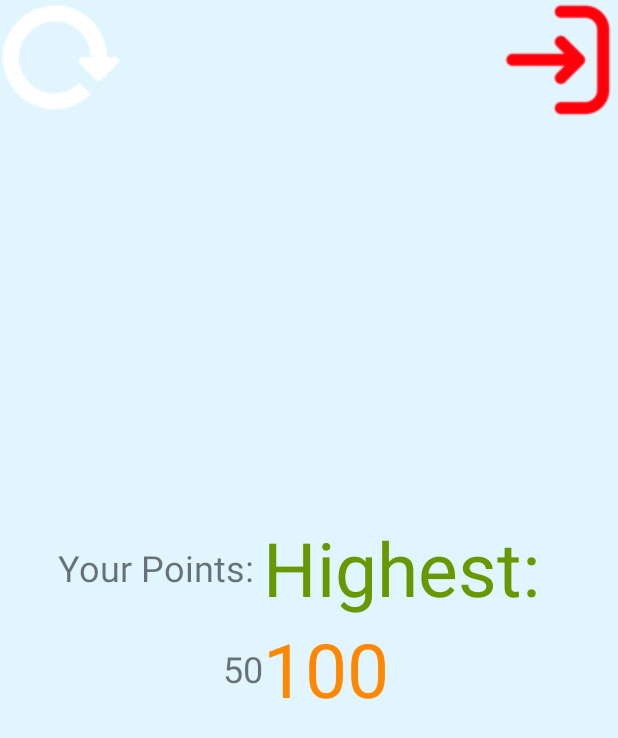
After one commit to sdumencic/forwardToThePast, an Android app: the layout breakout_game_over.xml on its own in the app's theme, with its tools: preview values and no code run, on a phone screen of 412 x 824 dp. The commit adds this screen. Shown: the top 738 px of the screen. Run offline under Robolectric (Android 15) with nearby library versions, the phone set to English and light mode, and no system bars.

Commit message:
Fix #22, Fix #23, Close #38

```diff
--- a/app/src/main/AndroidManifest.xml
+++ b/app/src/main/AndroidManifest.xml
@@ -9,7 +9,8 @@
         android:roundIcon="@mipmap/ic_launcher_round"
         android:supportsRtl="true"
         android:theme="@style/Theme.MyApplication">
-        <activity android:name=".MainActivity">
+        <activity android:name=".MainActivity"
+            android:theme="@style/Theme.AppCompat.Light.NoActionBar.Fullscreen">
             <intent-filter>
                 <action android:name="android.intent.action.MAIN" />
 
--- /dev/null
+++ b/app/src/main/res/layout/breakout_game_over.xml
@@ -0,0 +1,89 @@
+<?xml version="1.0" encoding="utf-8"?>
+<LinearLayout xmlns:android="http://schemas.android.com/apk/res/android"
+    android:layout_width="match_parent"
+    android:layout_height="match_parent"
+    android:background="#E1F5FE"
+    android:orientation="vertical">
+
+    <LinearLayout
+        android:layout_width="match_parent"
+        android:layout_height="wrap_content"
+        android:orientation="horizontal">
+
+        <ImageButton
+            android:layout_width="wrap_content"
+            android:layout_height="wrap_content"
+            android:background="@drawable/breakout_restart"
+            android:onClick="restart" />
+
+        <View
+            android:layout_width="1dp"
+            android:layout_height="match_parent"
+            android:layout_weight="1" />
+
+        <ImageButton
+            android:layout_width="wrap_content"
+            android:layout_height="wrap_content"
+            android:background="@drawable/breakout_exit"
+            android:onClick="exit" />
+
+    </LinearLayout>
+
+    <LinearLayout
+        android:layout_width="match_parent"
+        android:layout_height="match_parent"
+        android:gravity="center"
+        android:orientation="vertical">
+
+        <ImageView
+            android:id="@+id/ivNewHighest"
+            android:layout_width="wrap_content"
+            android:layout_height="wrap_content"
+            android:background="@drawable/breakout_new_highest"
+            android:visibility="gone"></ImageView>
+
+        <TableLayout
+            android:layout_width="wrap_content"
+            android:layout_height="wrap_content">
+
+            <TableRow
+                android:layout_width="match_parent"
+                android:gravity="center">
+
+                <TextView
+                    android:layout_width="wrap_content"
+                    android:layout_height="wrap_content"
+                    android:text="Your Points: "
+                    android:textSize="24sp"></TextView>
+                <TextView
+                    android:id="@+id/tvPoints"
+                    android:layout_width="wrap_content"
+                    android:layout_height="wrap_content"
+                    android:text="Highest: "
+                    android:textSize="50sp"
+                    android:textColor="@android:color/holo_green_dark"></TextView>
+            </TableRow>
+            <TableRow
+                android:layout_width="match_parent"
+                android:gravity="center">
+
+                <TextView
+                    android:layout_width="wrap_content"
+                    android:layout_height="wrap_content"
+                    android:text="50"
+                    android:textSize="24sp"
+                    android:layout_gravity="center|right"></TextView>
+                <TextView
+                    android:id="@+id/tvHighest"
+                    android:layout_width="wrap_content"
+                    android:layout_height="wrap_content"
+                    android:text="100"
+                    android:textSize="50sp"
+                    android:textColor="@android:color/holo_orange_dark"></TextView>
+            </TableRow>
+        </TableLayout>
+        <View
+            android:layout_width="1dp"
+            android:layout_height="80dp"/>
+    </LinearLayout>
+</LinearLayout>
--- a/app/src/main/res/values/themes.xml
+++ b/app/src/main/res/values/themes.xml
@@ -13,4 +13,10 @@
         <item name="android:statusBarColor" tools:targetApi="l">?attr/colorPrimaryVariant</item>
         <!-- Customize your theme here. -->
     </style>
+    <style name="Theme.AppCompat.Light.NoActionBar.Fullscreen" parent="@style/Theme.AppCompat.Light.NoActionBar">
+        <item name="android:windowNoTitle">true</item>
+        <item name="android:windowActionBar">false</item>
+        <item name="android:windowFullscreen">true</item>
+        <item name="android:windowContentOverlay">@null</item>
+    </style>
 </resources>
```
Also changed, not shown: app/src/main/java/Breakout/breakout_gameOver.java (added, +19 -0 lines), app/src/main/java/Breakout/breakout_gameView.java (added, +164 -0 lines), app/src/main/java/Breakout/breakout_velocity.java (added, +25 -0 lines), app/src/main/java/com/example/myapplication/BreakoutActivity.java (added, +53 -0 lines), app/src/main/res/layout/activity_breakout.xml (added, +29 -0 lines), app/src/main/res/drawable/breakout_ball.png (added), app/src/main/res/drawable/breakout_exit.png (added), app/src/main/res/drawable/breakout_new_highest.png (added), app/src/main/res/drawable/breakout_paddle.png (added), app/src/main/res/drawable/breakout_play.png (added), app/src/main/res/drawable/breakout_restart.png (added), app/src/main/res/drawable/breakout_sound_off.png (added), app/src/main/res/drawable/breakout_sound_on.png (added), 2 other files.
